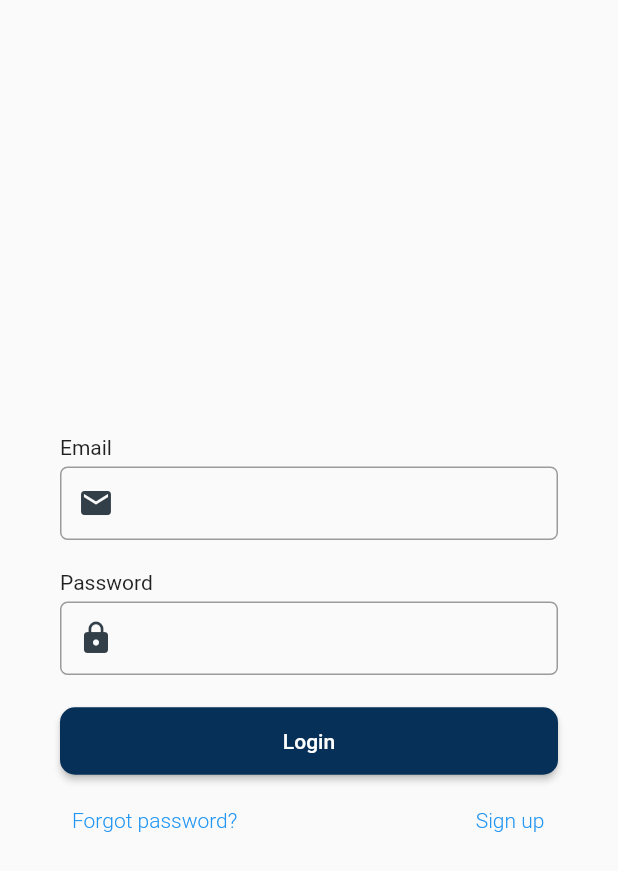
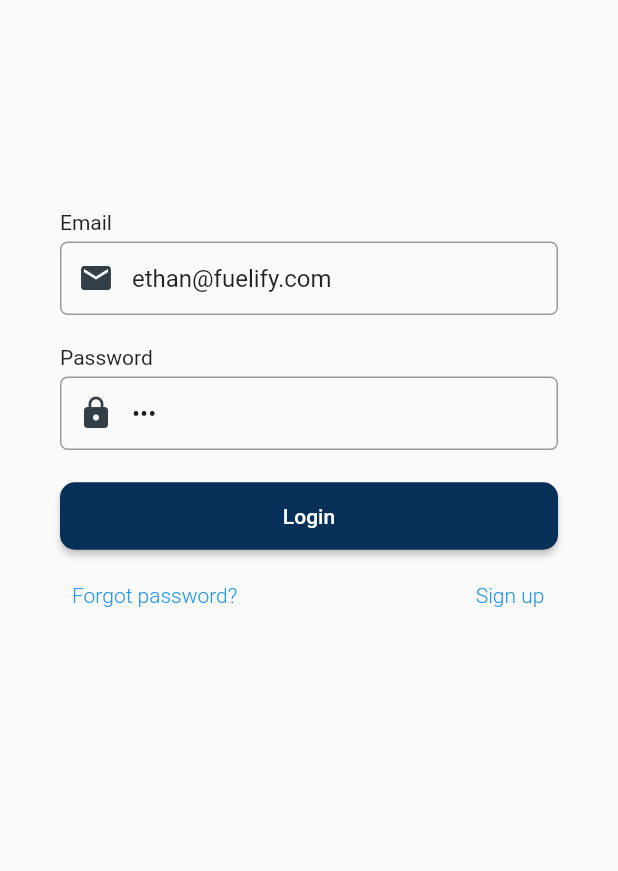
Before and after one commit to Fuelify/fuelify, a Flutter app: the screen it shows after launch, on a phone screen of 412 x 824 dp. Shown: the top 871 px of the screen. Run offline on Flutter 3.47's test engine with Material 2 defaults, Android fonts, the phone set to English and light mode, and no system bars; our stand-ins replace shared_preferences.

Commit message:
Added: initial default values for login field for more rapid testing

```diff
--- a/lib/screens/login.dart
+++ b/lib/screens/login.dart
@@ -21,6 +21,7 @@ class _LoginState extends State<Login> {
     AuthProvider auth = Provider.of<AuthProvider>(context);
 
     final usernameField = TextFormField(
+      initialValue: "ethan@fuelify.com", //TODO REMOVE
       autofocus: false,
       //validator: validateEmail,
       validator: (value) =>
@@ -30,6 +31,7 @@ class _LoginState extends State<Login> {
     );
 
     final passwordField = TextFormField(
+      initialValue: "123", //TODO REMOVE
       autofocus: false,
       obscureText: true,
       validator: (value) => value!.isEmpty ? "Please enter password" : null,
@@ -102,7 +104,7 @@ class _LoginState extends State<Login> {
               child: Column(
                 crossAxisAlignment: CrossAxisAlignment.start,
                 children: [
-                  SizedBox(height: 250.0),
+                  SizedBox(height: 100.0),
                   label("Email"),
                   SizedBox(height: 5.0),
                   usernameField,
```
